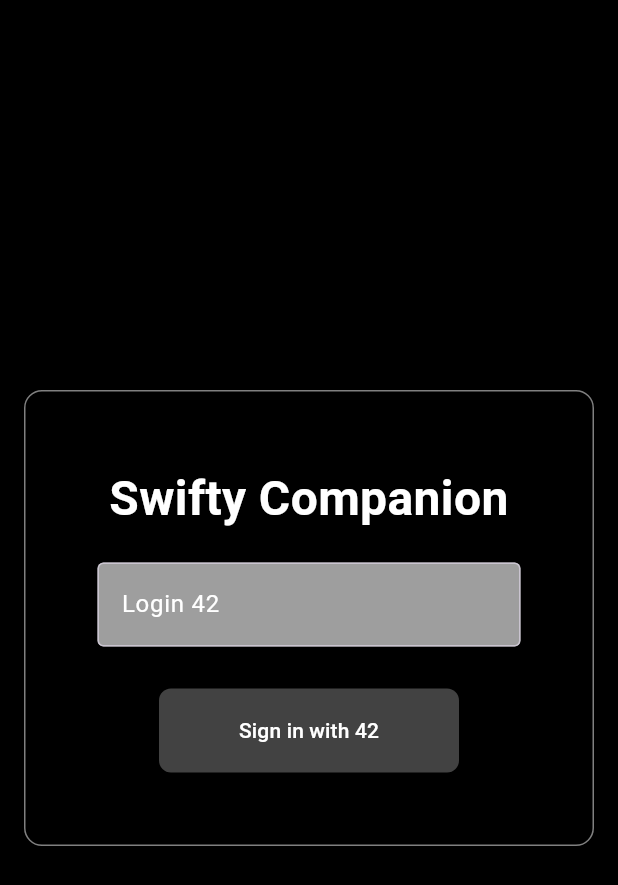
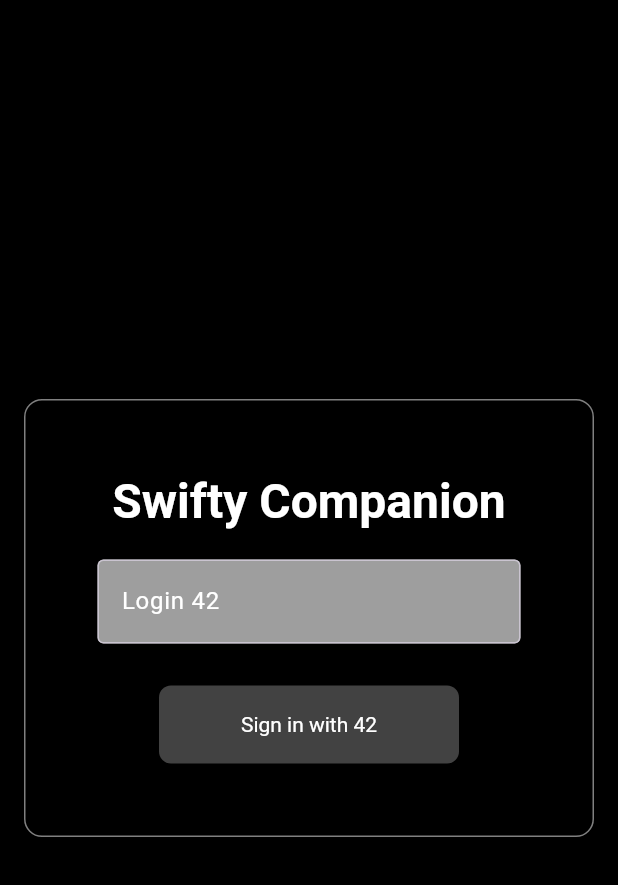
Before and after one commit to Lazanett/Swifty-Companion, a Flutter app: the screen it shows after launch, on a phone screen of 412 x 824 dp. Shown: the top 885 px of the screen. Run offline on Flutter 3.47's test engine with Material 3 defaults, Android fonts, the phone set to English and light mode, and no system bars; our stand-ins replace flutter_dotenv, flutter_secure_storage; missing offline and left inert: oauth2_client.

```diff
--- a/lib/screens/home.dart
+++ b/lib/screens/home.dart
@@ -58,7 +58,7 @@ class _HomeScreenState extends State<HomeScreen> {
       body: SafeArea(
         child: Center(
           child: SingleChildScrollView(
-            padding: const EdgeInsets.all(16), // padding autour du scroll
+            padding: const EdgeInsets.all(16),
             child: Container(
               padding: const EdgeInsets.all(48),
               width: 460,
@@ -66,6 +66,11 @@ class _HomeScreenState extends State<HomeScreen> {
                 color: Colors.black,
                 border: Border.all(color: Colors.white.withOpacity(0.5), width: 1),
                 borderRadius: BorderRadius.circular(12),
+              ),
+              child: DefaultTextStyle(
+                style: const TextStyle(
+                  fontWeight: FontWeight.bold,
+                  color: Colors.white,
                 ),
                 child: Column(
                   mainAxisSize: MainAxisSize.min,
@@ -76,8 +81,8 @@ class _HomeScreenState extends State<HomeScreen> {
                         'Swifty Companion',
                         style: TextStyle(
                           fontSize: 32,
-                        fontWeight: FontWeight.bold,
-                        color: Colors.white,
+                          // fontWeight.bold déjà pris par DefaultTextStyle
+                          // color: Colors.white aussi
                         ),
                         textAlign: TextAlign.center,
                       ),
@@ -87,6 +92,18 @@ class _HomeScreenState extends State<HomeScreen> {
                       decoration: const InputDecoration(
                         labelText: 'Login 42',
                         hintText: 'ex: lazanett',
+                        labelStyle: TextStyle(
+                          fontWeight: FontWeight.normal,
+                          color: Colors.white,
+                        ),
+                        hintStyle: TextStyle(
+                          fontWeight: FontWeight.normal,
+                          color: Colors.white54,
+                        ),
+                      ),
+                      style: const TextStyle(
+                        fontWeight: FontWeight.normal,
+                        color: Colors.white,
                       ),
                     ),
                     const SizedBox(height: 28),
@@ -101,6 +118,9 @@ class _HomeScreenState extends State<HomeScreen> {
                             borderRadius: BorderRadius.circular(8),
                           ),
                           padding: const EdgeInsets.symmetric(vertical: 18),
+                          textStyle: const TextStyle(
+                            fontWeight: FontWeight.normal,
+                          ),
                         ),
                         child: _loading
                             ? const CircularProgressIndicator(color: Colors.white)
@@ -113,6 +133,8 @@ class _HomeScreenState extends State<HomeScreen> {
             ),
           ),
         ),
+      ),
     );
   }
+
 }
```
Also changed, not shown: lib/screens/details.dart (+85 -20 lines). Lines whose indentation alone changed are shown as unchanged.
